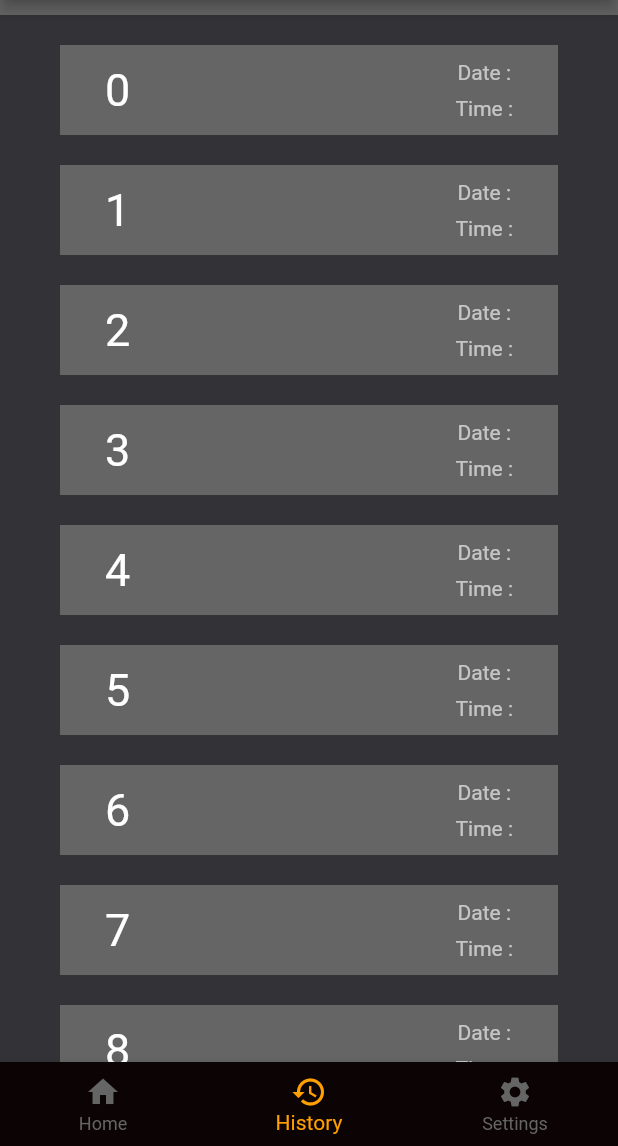
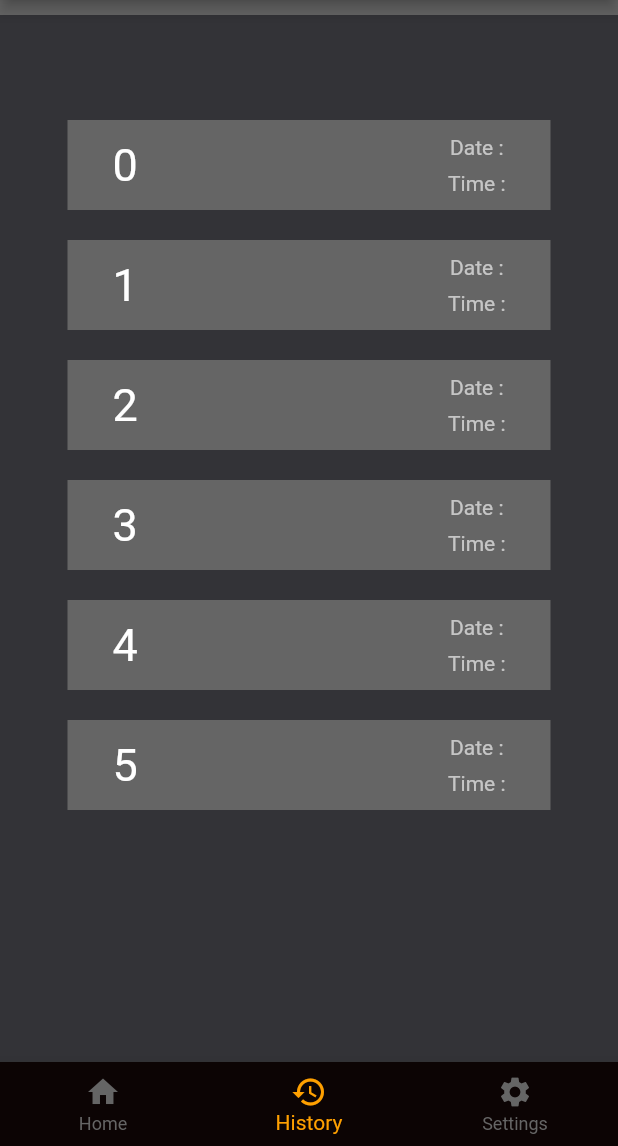
Before and after one commit to ParadoxPD/Dictionary-App, a Flutter app: the screen it shows after launch, on a phone screen of 412 x 824 dp, the part 90-1236 px from its top. Run offline on Flutter 3.47's test engine with Material 2 defaults, Android fonts, the phone set to English and light mode, and no system bars.

Commit message:
History Page UI Done

```diff
--- a/app/lib/pages/mainBody/historypage.dart
+++ b/app/lib/pages/mainBody/historypage.dart
@@ -6,24 +6,22 @@ class HistoryPage extends StatefulWidget {
   _HistoryPage createState() => _HistoryPage();
 }
 
-class _HistoryPage extends State<HistoryPage> {
+class _HistoryPage extends State<HistoryPage>
+    with SingleTickerProviderStateMixin {
   List<Map<String, String>> historyItems = [];
+  List<bool> isDeleteShowing = [];
+  @override
+  void initState() {
+    super.initState();
+    buildList();
+  }
 
   Widget build(BuildContext context) {
     return Scaffold(body: mainBody(context));
   }
 
   Widget mainBody(BuildContext context) {
-    buildList();
-    return GestureDetector(
-        onTap: () {
-          FocusScopeNode currentFocus = FocusScope.of(context);
-
-          if (!currentFocus.hasPrimaryFocus) {
-            currentFocus.unfocus();
-          }
-        },
-        child: Container(
+    return Container(
       color: Color(0xff333337),
       child: Column(
         children: [
@@ -43,15 +41,26 @@ class _HistoryPage extends State<HistoryPage> {
           )
         ],
       ),
-        ));
+    );
   }
 
   Widget _listBuilder(context, index) {
     return Container(
       height: 60,
-      margin: EdgeInsets.only(top: 20, left: 40, right: 40),
-      padding: EdgeInsets.only(left: 30, right: 30),
+      margin: EdgeInsets.only(
+          top: index == 0 ? 70 : 20,
+          left: 45,
+          right: 45,
+          bottom: index == historyItems.length - 1 ? 70 : 0),
+      padding: EdgeInsets.only(left: 30, right: 0),
       color: Color(0xff656565),
+      child: InkWell(
+        onTap: () {
+          setState(() {
+            isDeleteShowing[index] = !isDeleteShowing[index];
+          });
+          print(isDeleteShowing[index]);
+        },
         child: Row(
           mainAxisAlignment: MainAxisAlignment.spaceBetween,
           children: [
@@ -60,29 +69,66 @@ class _HistoryPage extends State<HistoryPage> {
               style: TextStyle(color: Colors.white, fontSize: 30),
             ),
             Container(
-            padding: EdgeInsets.only(top: 10, bottom: 10),
+              child: Row(
+                children: [
+                  Container(
+                    padding: EdgeInsets.only(top: 10, bottom: 10, right: 30),
                     child: Column(
                       mainAxisAlignment: MainAxisAlignment.spaceBetween,
                       children: [
                         Text(
                           "Date :",
-                  style: TextStyle(color: Color(0xa0ffffff), fontSize: 14),
+                          style:
+                              TextStyle(color: Color(0xa0ffffff), fontSize: 14),
                         ),
                         Text(
                           "Time :",
-                  style: TextStyle(color: Color(0xa0ffffff), fontSize: 14),
+                          style:
+                              TextStyle(color: Color(0xa0ffffff), fontSize: 14),
                         )
                       ],
+                    ),
+                  ),
+                  AnimatedContainer(
+                    duration: Duration(milliseconds: 300),
+                    width: isDeleteShowing[index] ? 50 : 0,
+                    height: 60,
+                    color: Colors.white,
+                    child: AnimatedOpacity(
+                      duration: Duration(milliseconds: 300),
+                      opacity: isDeleteShowing[index] ? 1 : 0,
+                      child: IconButton(
+                        icon: new Icon(Icons.delete),
+                        onPressed: () {
+                          deleteItem(index);
+                        },
+                      ),
                     ),
                   )
                 ],
               ),
+            ),
+          ],
+        ),
+      ),
     );
   }
 
+  void deleteItem(int index) {
+    setState(() {
+      historyItems.removeAt(index);
+    });
+  }
+
   void buildList() {
-    for (int i = 0; i < 50; i++) {
-      historyItems.add({'title': i.toString(), 'date': '', 'time': ''});
+    historyItems = [];
+    for (int i = 0; i < 6; i++) {
+      historyItems.add({
+        'title': i.toString(),
+        'date': '',
+        'time': '',
+      });
+      isDeleteShowing.add(false);
     }
   }
 }
```
Also changed, not shown: app/lib/pages/mainBody/settings.dart (+7 -16 lines). Lines whose indentation alone changed are shown as unchanged.
